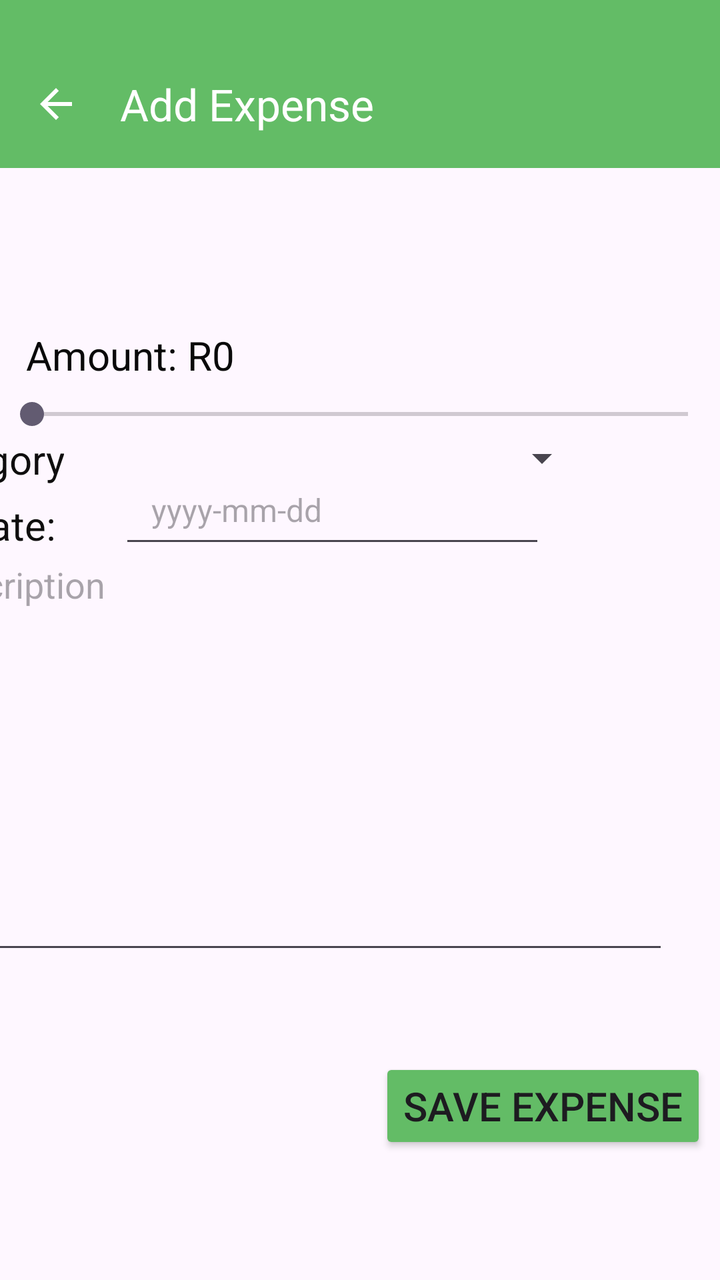
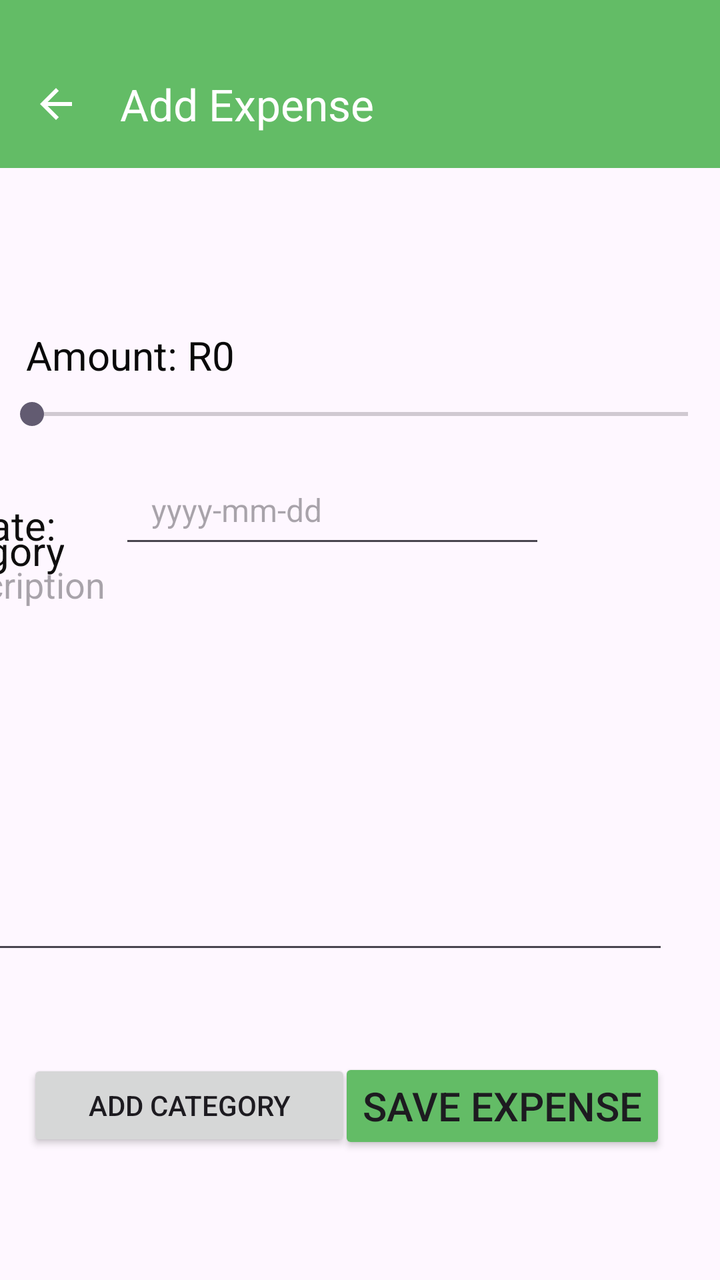

Screens rendered from an Android XML layout before and after an edit, with the pre-edit source and the edit as a unified diff.
<!-- AndroidManifest.xml: application theme Theme.MyApplication -->
<!-- res/layout/activity_main.xml -->
<?xml version="1.0" encoding="utf-8"?>
<androidx.constraintlayout.widget.ConstraintLayout xmlns:android="http://schemas.android.com/apk/res/android"
    xmlns:app="http://schemas.android.com/apk/res-auto"
    xmlns:tools="http://schemas.android.com/tools"
    android:id="@+id/main"
    android:layout_width="match_parent"
    android:layout_height="match_parent"
    tools:context=".MainActivity">

    <com.google.android.material.appbar.AppBarLayout
        android:id="@+id/appBar"
        android:layout_width="match_parent"
        android:layout_height="wrap_content"
        android:background="#63BC66"
        android:fitsSystemWindows="true"
        app:layout_constraintTop_toTopOf="parent"
        app:layout_constraintStart_toStartOf="parent"
        app:layout_constraintEnd_toEndOf="parent">

        <com.google.android.material.appbar.MaterialToolbar
            android:id="@+id/toolBarHome"
            android:layout_width="match_parent"
            android:layout_height="?attr/actionBarSize"
            android:layout_marginTop="20dp"
            app:navigationIcon="@drawable/ic_arrow_back"
            app:title="Add Expense"
            app:titleTextColor="@android:color/white" />
    </com.google.android.material.appbar.AppBarLayout>


    <EditText
        android:id="@+id/editTextTextMultiLine"
        android:layout_width="381dp"
        android:layout_height="212dp"
        android:layout_marginStart="4dp"
        android:layout_marginEnd="26dp"
        android:layout_marginBottom="47dp"
        android:ems="10"
        android:gravity="start|top"
        android:hint=" Description"
        android:inputType="textMultiLine"
        app:layout_constraintBottom_toTopOf="@+id/btnSaveExpense"
        app:layout_constraintEnd_toEndOf="parent"
        app:layout_constraintHorizontal_bias="1.0"
        app:layout_constraintStart_toStartOf="parent" />

    <TextView
        android:id="@+id/tvAmount"
        android:layout_width="wrap_content"
        android:layout_height="wrap_content"
        android:layout_marginStart="33dp"
        android:layout_marginTop="80dp"
        android:layout_marginEnd="268dp"
        android:text=" Amount: R0"
        android:textColor="#090909"
        android:textSize="20dp"
        app:layout_constraintEnd_toEndOf="parent"
        app:layout_constraintStart_toStartOf="parent"
        app:layout_constraintTop_toBottomOf="@+id/appBar" />

    <SeekBar
        android:id="@+id/seekAmount"
        android:layout_width="match_parent"
        android:layout_height="wrap_content"
        android:layout_marginTop="7dp"
        android:max="10000"
        app:layout_constraintEnd_toEndOf="parent"
        app:layout_constraintStart_toStartOf="parent"
        app:layout_constraintTop_toBottomOf="@+id/tvAmount" />

    <Button
        android:id="@+id/btnSaveExpense"
        android:layout_width="wrap_content"
        android:layout_height="wrap_content"
        android:layout_marginStart="210dp"
        android:layout_marginEnd="27dp"
        android:layout_marginBottom="63dp"
        android:backgroundTint="#63BC66"
        android:minHeight="48dp"
        android:text="Save Expense"
        android:textSize="20dp"
        app:layout_constraintBottom_toBottomOf="parent"
        app:layout_constraintEnd_toEndOf="parent"
        app:layout_constraintStart_toStartOf="parent" />

    <TextView
        android:id="@+id/textView"
        android:layout_width="60dp"
        android:layout_height="30dp"
        android:layout_marginTop="33dp"
        android:layout_marginEnd="12dp"
        android:text=" Date:"
        android:textColor="#0F0E0E"
        android:textSize="20dp"
        app:layout_constraintEnd_toStartOf="@+id/editTextText"
        app:layout_constraintStart_toStartOf="parent"
        app:layout_constraintTop_toBottomOf="@+id/seekAmount" />

    <TextView
        android:id="@+id/textView3"
        android:layout_width="wrap_content"
        android:layout_height="30dp"
        android:layout_marginEnd="328dp"
        android:layout_marginBottom="24dp"
        android:text="Catagory"
        android:textColor="#0F0E0E"
        android:textSize="20dp"
        app:layout_constraintBottom_toTopOf="@+id/editTextTextMultiLine"
        app:layout_constraintEnd_toEndOf="parent" />

    <EditText
        android:id="@+id/editTextText"
        android:layout_width="213dp"
        android:layout_height="wrap_content"
        android:layout_marginStart="11dp"
        android:layout_marginTop="15dp"
        android:layout_marginEnd="111dp"
        android:hint="yyyy-mm-dd"
        android:inputType="none"
        android:focusable="false"
        android:clickable="true"
        android:minHeight="48dp"
        android:paddingHorizontal="16dp"
        android:paddingVertical="12dp"
        android:textSize="16sp"
        app:layout_constraintEnd_toEndOf="parent"
        app:layout_constraintStart_toEndOf="@+id/textView"
        app:layout_constraintTop_toBottomOf="@+id/seekAmount" />


    <Spinner
        android:id="@+id/spinner"
        android:layout_width="250dp"
        android:layout_height="50dp"
        android:layout_marginStart="13dp"
        android:layout_marginEnd="98dp"
        android:layout_marginBottom="16dp"
        app:layout_constraintBottom_toTopOf="@+id/editTextTextMultiLine"
        app:layout_constraintEnd_toEndOf="parent"
        app:layout_constraintHorizontal_bias="0.0"
        app:layout_constraintStart_toEndOf="@+id/textView3" />


</androidx.constraintlayout.widget.ConstraintLayout>
<!-- resources referenced by this layout -->
<resources>
  <!-- drawable ic_arrow_back (drawable) -->
  <vector xmlns:android="http://schemas.android.com/apk/res/android" android:autoMirrored="true" android:height="24dp" android:tint="#FFFFFF" android:viewportHeight="24" android:viewportWidth="24" android:width="24dp">
        
      <path android:fillColor="@android:color/white" android:pathData="M20,11H7.83l5.59,-5.59L12,4l-8,8 8,8 1.41,-1.41L7.83,13H20v-2z"/>
      
  </vector>
  <style name="Theme.MyApplication" parent="Base.Theme.MyApplication" />
  <style name="Base.Theme.MyApplication" parent="Theme.Material3.DayNight.NoActionBar">
          
          
      </style>
</resources>

<!-- the commit's change to res/layout/activity_main.xml (unified diff, before → after) -->
@@ -33,6 +33,7 @@
         android:layout_width="381dp"
         android:layout_height="212dp"
         android:layout_marginStart="4dp"
+        android:layout_marginTop="12dp"
         android:layout_marginEnd="26dp"
         android:layout_marginBottom="47dp"
         android:ems="10"
@@ -42,7 +43,8 @@
         app:layout_constraintBottom_toTopOf="@+id/btnSaveExpense"
         app:layout_constraintEnd_toEndOf="parent"
         app:layout_constraintHorizontal_bias="1.0"
-        app:layout_constraintStart_toStartOf="parent" />
+        app:layout_constraintStart_toStartOf="parent"
+        app:layout_constraintTop_toBottomOf="@+id/spinner" />
 
     <TextView
         android:id="@+id/tvAmount"
@@ -81,6 +83,7 @@
         android:textSize="20dp"
         app:layout_constraintBottom_toBottomOf="parent"
         app:layout_constraintEnd_toEndOf="parent"
+        app:layout_constraintHorizontal_bias="1.0"
         app:layout_constraintStart_toStartOf="parent" />
 
     <TextView
@@ -100,13 +103,15 @@
         android:id="@+id/textView3"
         android:layout_width="wrap_content"
         android:layout_height="30dp"
+        android:layout_marginTop="28dp"
         android:layout_marginEnd="328dp"
         android:layout_marginBottom="24dp"
-        android:text="Catagory"
+        android:text="Category"
         android:textColor="#0F0E0E"
         android:textSize="20dp"
         app:layout_constraintBottom_toTopOf="@+id/editTextTextMultiLine"
-        app:layout_constraintEnd_toEndOf="parent" />
+        app:layout_constraintEnd_toEndOf="parent"
+        app:layout_constraintTop_toBottomOf="@+id/textView" />
 
     <EditText
         android:id="@+id/editTextText"
@@ -115,10 +120,10 @@
         android:layout_marginStart="11dp"
         android:layout_marginTop="15dp"
         android:layout_marginEnd="111dp"
+        android:clickable="true"
+        android:focusable="false"
         android:hint="yyyy-mm-dd"
         android:inputType="none"
-        android:focusable="false"
-        android:clickable="true"
         android:minHeight="48dp"
         android:paddingHorizontal="16dp"
         android:paddingVertical="12dp"
@@ -130,15 +135,30 @@
 
     <Spinner
         android:id="@+id/spinner"
-        android:layout_width="250dp"
-        android:layout_height="50dp"
-        android:layout_marginStart="13dp"
-        android:layout_marginEnd="98dp"
-        android:layout_marginBottom="16dp"
+        android:layout_width="291dp"
+        android:layout_height="0dp"
+        android:layout_marginStart="12dp"
+        android:layout_marginTop="21dp"
+        android:layout_marginEnd="16dp"
+        android:layout_marginBottom="12dp"
         app:layout_constraintBottom_toTopOf="@+id/editTextTextMultiLine"
         app:layout_constraintEnd_toEndOf="parent"
-        app:layout_constraintHorizontal_bias="0.0"
-        app:layout_constraintStart_toEndOf="@+id/textView3" />
+        app:layout_constraintStart_toEndOf="@+id/textView3"
+        app:layout_constraintTop_toBottomOf="@+id/textView" />
+
+    <Button
+        android:id="@+id/btnAddCategory"
+        android:layout_width="162dp"
+        android:layout_height="46dp"
+        android:layout_marginStart="34dp"
+        android:layout_marginTop="47dp"
+        android:layout_marginEnd="14dp"
+        android:layout_marginBottom="64dp"
+        android:text="Add Category"
+        app:layout_constraintBottom_toBottomOf="parent"
+        app:layout_constraintEnd_toStartOf="@+id/btnSaveExpense"
+        app:layout_constraintStart_toStartOf="parent"
+        app:layout_constraintTop_toBottomOf="@+id/editTextTextMultiLine" />
 
 
 </androidx.constraintlayout.widget.ConstraintLayout>
